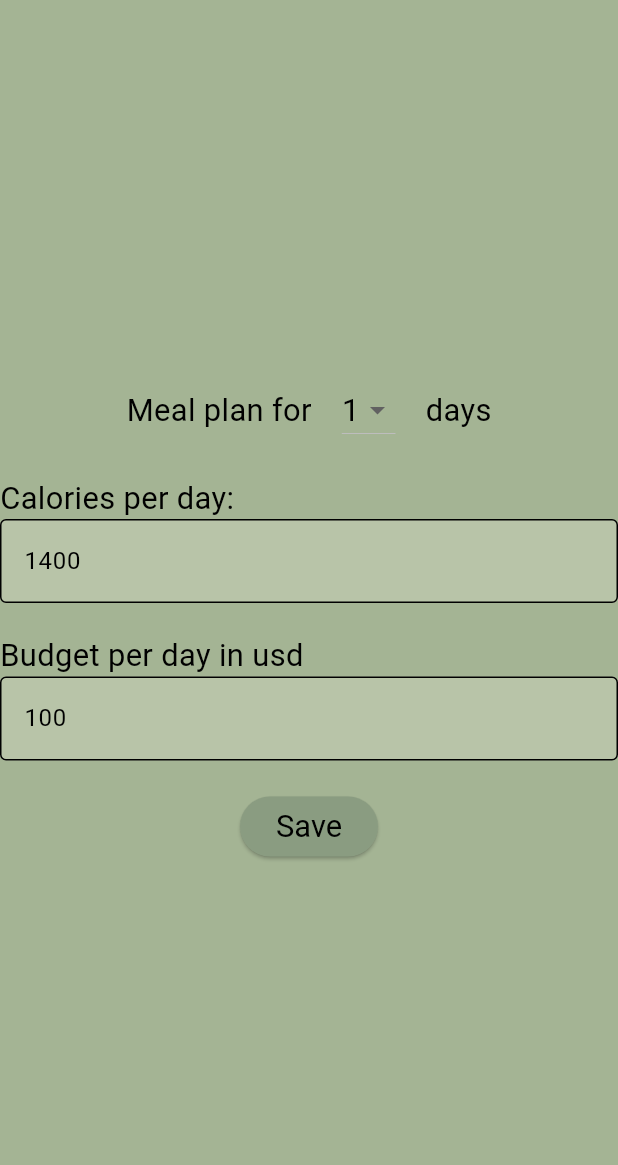
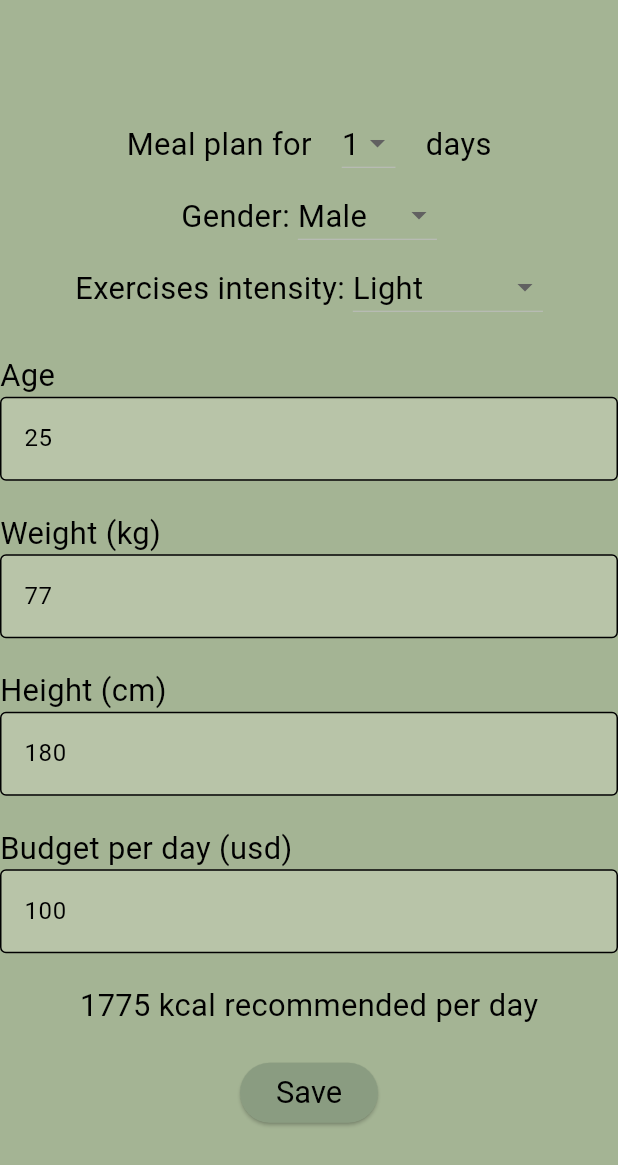
Before and after one commit to Victoria-Developer/Fitsy, a Flutter app: the screen it shows after launch, on a phone screen of 412 x 824 dp. Shown: the top 1165 px of the screen. Run offline on Flutter 3.47's test engine with Material 3 defaults, Android fonts, the phone set to English and light mode, and no system bars; our stand-ins replace flutter_riverpod, go_router, objectbox, riverpod_annotation, shared_preferences; generated files the repository leaves out were written again.

Commit message:
- Added BMR calculation for the settings page.

```diff
--- a/lib/data/api/gemini/gemini_api.dart
+++ b/lib/data/api/gemini/gemini_api.dart
@@ -60,17 +60,17 @@ String _buildMenuPrompt(int daysNumber, int calories, int budget) {
     Describe recipes in detail with all ingredients measurements.
     Do not repeat recipe names, and ensure that each recipe is distinct from others.
     Don't mention meal name like 'breakfast' in 'recipe_name'.
-    {
-        "day_id":{
-              [{
+        {
+            "recipes":[
+                {
                 'meal_type': {'type': 'string'},
                 'day_id': {'type': 'int'},
                 'recipe_name': {'type': 'string'},
                 'recipe': {'type': 'string'},
                 'calories': {'type': 'int'},
                 'usd_price': {'type': 'int'}
-              }]
+                }
+            ]
         }
-    }
     """;
 }
--- a/lib/data/repositories/settings_repository.dart
+++ b/lib/data/repositories/settings_repository.dart
@@ -1,3 +1,5 @@
+import 'package:fitsy/domain/enums/activity.dart';
+import 'package:fitsy/domain/enums/gender.dart';
 import 'package:riverpod_annotation/riverpod_annotation.dart';
 import 'package:shared_preferences/shared_preferences.dart';
 
@@ -7,18 +9,45 @@ class SettingsRepository {
 
   final String _daysKey = "days";
   final String _caloriesKey = "calories";
-  final String _budgetKey = "budget";
+  final String _budgetKey = "budget"; // usd
+  final String _weightKey = "weight"; // kg
+  final String _heightKey = "height"; // cm
+  final String _ageKey = "age";
+  final String _genderKey = "gender";
+  final String _activityLevelKey = "activity";
   final String _isFirstLaunchKey = "is_first_launch";
 
-  late int days, calories, budget;
+  late int days, budget, weight, height, age, calories;
   late bool isFirstLaunch;
+  late Gender gender;
+  late Activity activity;
 
   loadSettings() async {
     _preferences = await SharedPreferences.getInstance();
     days = _preferences.getInt(_daysKey) ?? 1;
-    calories = _preferences.getInt(_caloriesKey) ?? 1400;
+    calories = _preferences.getInt(_caloriesKey) ?? 1775;
     budget = _preferences.getInt(_budgetKey) ?? 100;
+
+    weight = _preferences.getInt(_weightKey) ?? 77;
+    height = _preferences.getInt(_heightKey) ?? 180;
+    age = _preferences.getInt(_ageKey) ?? 25;
+    gender = Gender.values.byName(_preferences.getString(_genderKey) ?? "male");
+    activity = Activity.values
+        .byName(_preferences.getString(_activityLevelKey) ?? "light");
+
     isFirstLaunch = _preferences.getBool(_isFirstLaunchKey) ?? true;
+  }
+
+  // Mifflin-St Jeor Equation
+  calculate() {
+    double calories;
+    if (gender == Gender.male) {
+      calories = 10 * weight + 6.25 * height - 5 * age + 5;
+    } else {
+      calories = 10 * weight + 6.25 * height - 5 * age - 161;
+    }
+    calories *= activity.multiplier;
+    setCalories(calories.toInt());
   }
 
   setFirstLaunch(bool isFirstLaunch) async {
@@ -40,6 +69,31 @@ class SettingsRepository {
     this.budget = budget;
     _preferences.setInt(_budgetKey, budget);
   }
+
+  setWeight(int weight) async {
+    this.weight = weight;
+    _preferences.setInt(_weightKey, weight);
+  }
+
+  setHeight(int height) async {
+    this.height = height;
+    _preferences.setInt(_heightKey, height);
+  }
+
+  setAge(int age) async {
+    this.age = age;
+    _preferences.setInt(_ageKey, age);
+  }
+
+  setGender(Gender gender) async {
+    this.gender = gender;
+    _preferences.setString(_genderKey, gender.name.toLowerCase());
+  }
+
+  setActivity(Activity activity) async {
+    this.activity = activity;
+    _preferences.setString(_activityLevelKey, activity.name.toLowerCase());
+  }
 }
 
 // SettingsRepository prover used by rest of the app.
--- /dev/null
+++ b/lib/domain/enums/activity.dart
@@ -0,0 +1,11 @@
+enum Activity{
+  sedentary(1.2, "Sedentary"),
+  light(1.375, "Light"),
+  moderate(1.55, "Moderate"),
+  active(1.725, "Active"),
+  extra(1.9, "Very active");
+
+  final double multiplier;
+  final String name;
+  const Activity(this.multiplier, this.name);
+}
--- /dev/null
+++ b/lib/domain/enums/gender.dart
@@ -0,0 +1,7 @@
+enum Gender {
+  male("Male"),
+  female("Female");
+
+  final String name;
+  const Gender(this.name);
+}
--- a/lib/presentation/screens/options_page.dart
+++ b/lib/presentation/screens/options_page.dart
@@ -3,6 +3,8 @@ import 'package:flutter/services.dart';
 import 'package:flutter_riverpod/flutter_riverpod.dart';
 
 import '../../data/repositories/settings_repository.dart';
+import '../../domain/enums/activity.dart';
+import '../../domain/enums/gender.dart';
 import '../widgets/outlined_text_field.dart';
 
 class OptionsPage extends ConsumerStatefulWidget {
@@ -17,7 +19,9 @@ class OptionsPage extends ConsumerStatefulWidget {
 class _OptionsPageState extends ConsumerState<OptionsPage> {
   final daysList = List.generate(7, (index) => index + 1);
   late SettingsRepository settingsRepository;
-  late int days, calories, budget;
+  late int days, budget, calories, weight, height, age;
+  late Gender gender;
+  late Activity activity;
   bool isLoading = true;
 
   @override
@@ -32,6 +36,13 @@ class _OptionsPageState extends ConsumerState<OptionsPage> {
       days = settingsRepository.days;
       calories = settingsRepository.calories;
       budget = settingsRepository.budget;
+
+      weight = settingsRepository.weight;
+      height = settingsRepository.height;
+      age = settingsRepository.age;
+      gender = settingsRepository.gender;
+      activity = settingsRepository.activity;
+
       isLoading = false;
     });
   }
@@ -39,9 +50,16 @@ class _OptionsPageState extends ConsumerState<OptionsPage> {
   @override
   Widget build(BuildContext context) {
     return Scaffold(
-        body: Center(
-            child:
-                isLoading ? CircularProgressIndicator() : _buildMainContent()));
+      body: SingleChildScrollView(
+        child: Container(
+          height: MediaQuery.of(context).size.height, // Full height
+          alignment: Alignment.center, // Centers the content
+          child: isLoading
+              ? CircularProgressIndicator()
+              : _buildMainContent(),
+        ),
+      ),
+    );
   }
 
   Widget _buildMainContent() {
@@ -55,18 +73,44 @@ class _OptionsPageState extends ConsumerState<OptionsPage> {
             spacing: 20, // <-- Spacing between children
             children: <Widget>[
               const Text('Meal plan for'),
-              _buildDropDownDaysList(),
+              _buildDropDownList(days, daysList, (value) => days = value,
+                  (value) => value.toString()),
               const Text('days')
             ],
           ),
-          _buildNumericTextField('Calories per day:', calories, '1400',
-              (value) {
-            calories = value;
+          Row(
+            crossAxisAlignment: CrossAxisAlignment.center,
+            mainAxisAlignment: MainAxisAlignment.center,
+            children: [
+              Text('Gender: '),
+              _buildDropDownList(gender, Gender.values,
+                  (value) => gender = value, (value) => value.name),
+            ],
+          ),
+          Row(
+            crossAxisAlignment: CrossAxisAlignment.center,
+            mainAxisAlignment: MainAxisAlignment.center,
+            children: [
+              Text("Exercises intensity: "),
+              _buildDropDownList(activity, Activity.values,
+                  (value) => activity = value, (value) => value.name)
+            ],
+          ),
+          _buildNumericTextField('Age', age, '25', (value) {
+            age = value;
           }),
-          _buildNumericTextField('Budget per day in usd', budget, '500',
+          _buildNumericTextField('Weight (kg)', weight, '77', (value) {
+            weight = value;
+          }),
+          _buildNumericTextField('Height (cm)', height, '180', (value) {
+            height = value;
+          }),
+          _buildNumericTextField('Budget per day (usd)', budget, '500',
               (value) {
             budget = value;
           }),
+          const SizedBox(height: 20),
+          Text("$calories kcal recommended per day"),
           const SizedBox(height: 20),
           _buildSubmitButton()
         ]);
@@ -88,20 +132,26 @@ class _OptionsPageState extends ConsumerState<OptionsPage> {
     );
   }
 
-  DropdownButton<int> _buildDropDownDaysList() {
-    return DropdownButton<int>(
-      value: days,
+  DropdownButton<T> _buildDropDownList<T>(T listValue, List<T> list,
+      void Function(T) onChanged, String Function(T) toString) {
+    return DropdownButton<T>(
+      value: listValue,
       dropdownColor: Color(0xFFB8C4A8),
-      items: daysList.map((int value) {
-        return DropdownMenuItem<int>(
+      items: list.map<DropdownMenuItem<T>>((T value) {
+        // Explicit generic type
+        return DropdownMenuItem<T>(
           value: value,
           child: Text(
-            value.toString(),
+            toString(value),
             style: Theme.of(context).textTheme.bodyMedium,
           ),
         );
       }).toList(),
-      onChanged: (int? value) => setState(() => days = value ?? days),
+      onChanged: (T? value) {
+        if (value != null) {
+          setState(() => onChanged(value)); // Updates the actual state variable
+        }
+      },
     );
   }
 
@@ -110,14 +160,23 @@ class _OptionsPageState extends ConsumerState<OptionsPage> {
       onPressed: () {
         settingsRepository
           ..setDays(days)
-          ..setCalories(calories)
-          ..setBudget(budget);
+          ..setBudget(budget)
+          ..setWeight(weight)
+          ..setHeight(height)
+          ..setAge(age)
+          ..setGender(gender)
+          ..setActivity(activity)
+          ..calculate();
+
+        setState(() {
+          calories = settingsRepository.calories;
+        });
 
         if (settingsRepository.isFirstLaunch) {
           settingsRepository.setFirstLaunch(false);
+          // Send data to recipes screen
+          widget.onNavigateToRecipesPage();
         }
-        // Send data to recipes screen
-        widget.onNavigateToRecipesPage();
       },
       child: const Text('Save'),
     );
```
